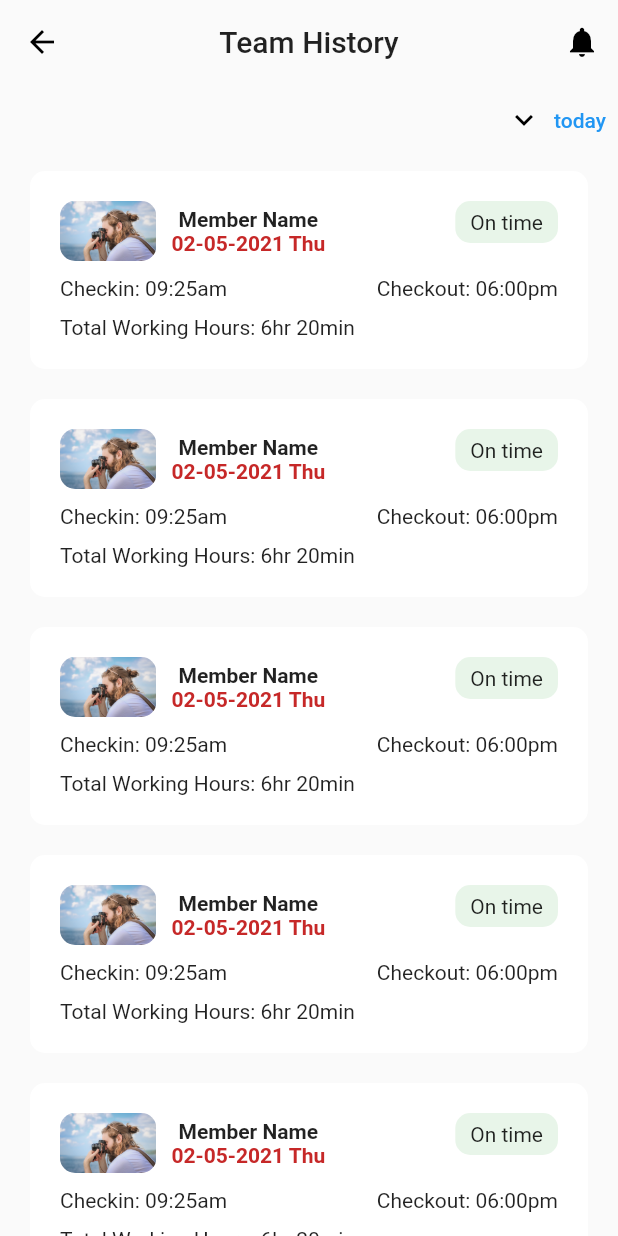
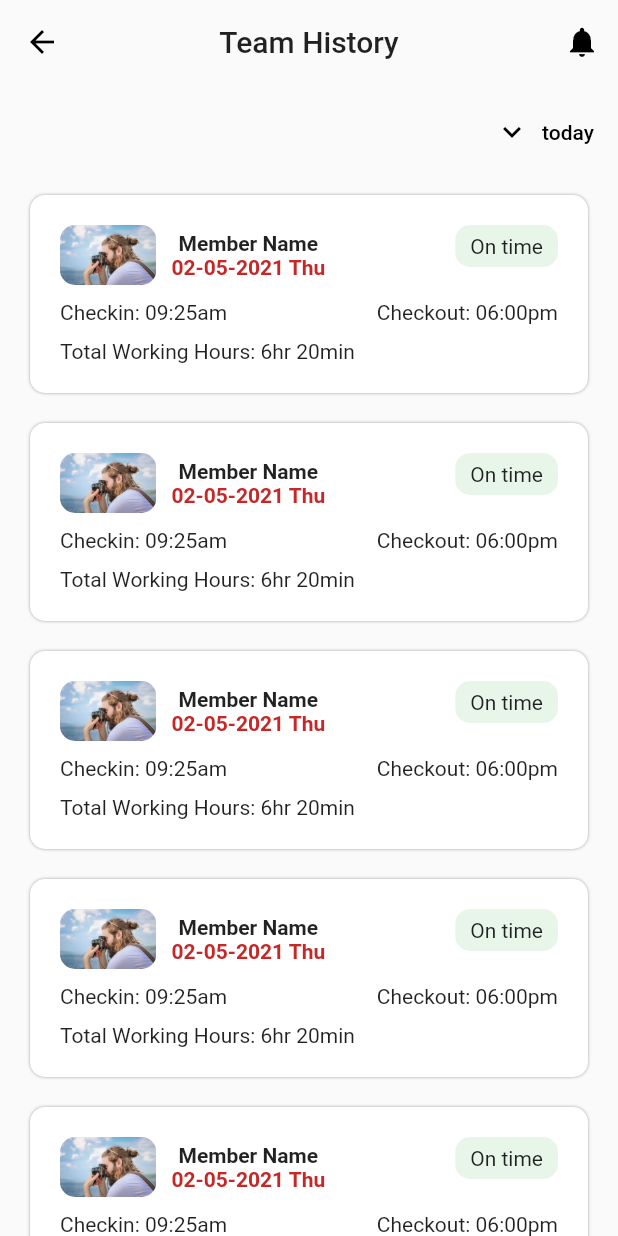
Before and after one commit to alche2014/chat_flutter_002, a Flutter app: the TeamHistory screen opened directly, on a phone screen of 412 x 824 dp. Run offline on Flutter 3.47's test engine with Material 2 defaults, Android fonts, the phone set to English and light mode, and no system bars.

Commit message:
add shadow to boxes

```diff
--- a/lib/HR_app/Screens/TeamHistory/Components/team_history_card.dart
+++ b/lib/HR_app/Screens/TeamHistory/Components/team_history_card.dart
@@ -7,7 +7,12 @@ class TeamHistoryCard extends StatelessWidget {
     return Container(
       margin: EdgeInsets.symmetric(horizontal: 20, vertical: 10),
       padding: EdgeInsets.all(20),
-      decoration: BoxDecoration(
+      decoration: BoxDecoration(boxShadow: [BoxShadow(
+        color: Colors.grey,
+        blurRadius: 1,
+        // spreadRadius: 0,
+        // offset: Offset(0, 0)
+      )],
           borderRadius: BorderRadius.circular(10), color: Colors.white),
       child: Column(
         children: [
@@ -43,12 +48,10 @@ class TeamHistoryCard extends StatelessWidget {
               ),
               Container(
                 padding: EdgeInsets.symmetric(horizontal: 10, vertical: 6),
-                child: Text(
-                  islate == true ?
-                  'Late': 'On time'),
+                child: Text(islate == true ? 'Late' : 'On time'),
                 decoration: BoxDecoration(
                     borderRadius: BorderRadius.circular(10),
-                    color:islate == true? Colors.red[50] : Colors.green[50]),
+                    color: islate == true ? Colors.red[50] : Colors.green[50]),
               )
             ],
           ),
--- a/lib/HR_app/Screens/TeamHistory/screen_team_history.dart
+++ b/lib/HR_app/Screens/TeamHistory/screen_team_history.dart
@@ -24,12 +24,15 @@ class TeamHistory extends StatelessWidget {
         crossAxisAlignment: CrossAxisAlignment.start,
         mainAxisSize: MainAxisSize.max,
         children: [
-          Align(
-            alignment: Alignment.centerRight,
-            child: TextButton.icon(
-              onPressed: () {},
-              icon: Icon(Icons.keyboard_arrow_down, color: Colors.black,),
-              label: Text('today'),
+          Padding(
+            padding: const EdgeInsets.all(8.0),
+            child: Align(
+              alignment: Alignment.centerRight,
+              child: TextButton.icon(
+                onPressed: () {},
+                icon: Icon(Icons.keyboard_arrow_down, color: Colors.black,),
+                label: Text('today', style: TextStyle(color: Colors.black),),
+              ),
             ),
           ),
           Expanded(
```
